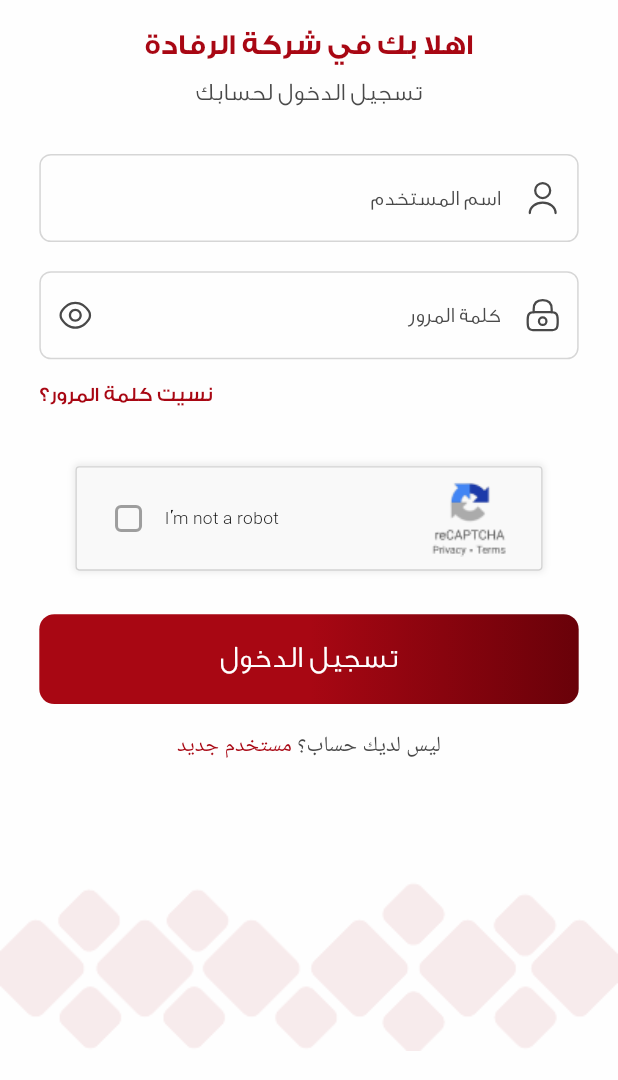
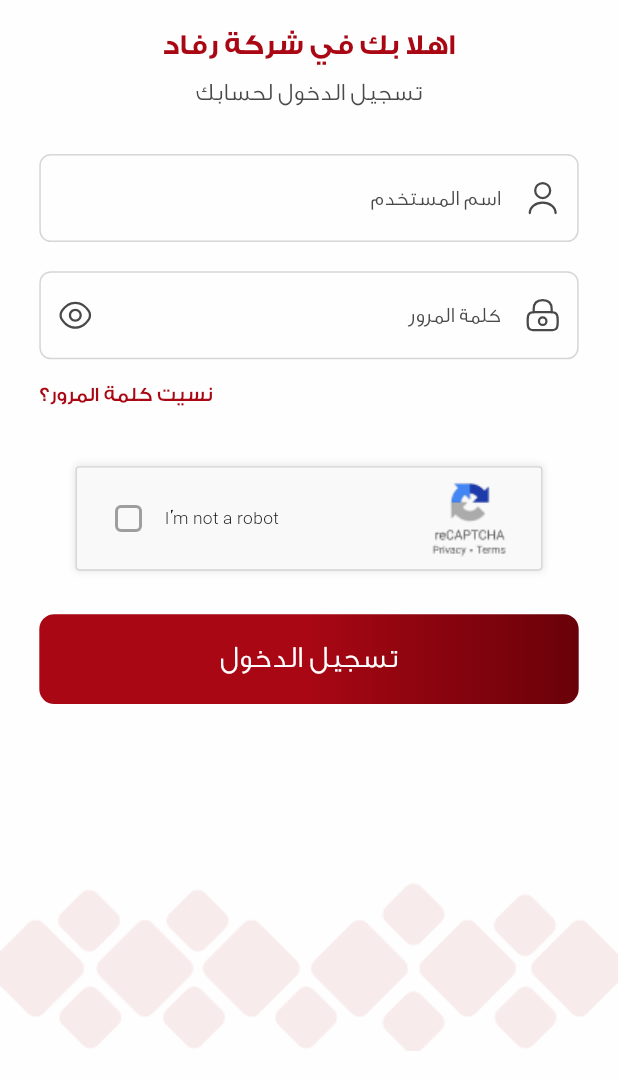
Before and after one commit to AhmadMahdaly/AL-Refadah_App, a Flutter app: the screen it shows after launch, on a phone screen of 412 x 824 dp, the part 156-1236 px from its top. Run offline on Flutter 3.47's test engine with Material 3 defaults, Android fonts, the phone set to English and light mode, and no system bars; our stand-ins replace easy_localization, flutter_screenutil, flutter_svg; missing offline and left inert: flutter_verification_code.

Commit message:
Add login screen components: AppWelcome, ForgetPasswordWidget, and TitleOfWelcomePage; refactor login screen layout and form handling

```diff
--- a/lib/screens/login/login_screen.dart
+++ b/lib/screens/login/login_screen.dart
@@ -1,4 +1,7 @@
 import 'package:alrefadah/screens/confirm_login/confirm_login_screen.dart';
+import 'package:alrefadah/screens/login/widgets/app_welcome_widget.dart';
+import 'package:alrefadah/screens/login/widgets/forget_password_widget.dart';
+import 'package:alrefadah/screens/login/widgets/title_of_welcome_page_widget.dart';
 import 'package:alrefadah/utils/components/custom_button.dart';
 import 'package:alrefadah/utils/components/custom_textformfield.dart';
 import 'package:alrefadah/utils/components/height.dart';
@@ -20,40 +23,35 @@
   bool isShowPassword = true;
   bool isChecked = false;
   bool isLoading = false;
+  final _userNameController = TextEditingController();
+  final _passwordController = TextEditingController();
+  final formKey = GlobalKey<FormState>();
   @override
   Widget build(BuildContext context) {
     return Scaffold(
       body: Padding(
         padding: EdgeInsets.symmetric(horizontal: 25.w),
         child: SingleChildScrollView(
+          child: AutofillGroup(
+            child: Form(
+              key: formKey,
               child: Column(
                 children: [
                   const H(h: 40),
                   Image.asset('assets/images/logo.png', width: 110.w),
                   const H(h: 20),
-              Text(
-                'اهلا بك في شركة الرفادة',
-                textAlign: TextAlign.center,
-                style: TextStyle(
-                  color: kMainColor,
-                  fontSize: 20.sp,
-                  fontWeight: FontWeight.w800,
-                  height: 1.20.h,
-                ),
-              ),
+                  const AppWelcome(),
                   const H(h: 12),
-              Text(
-                'تسجيل الدخول لحسابك',
-                textAlign: TextAlign.center,
-                style: TextStyle(
-                  color: kTextColor,
-                  fontSize: 17.sp,
-                  fontWeight: FontWeight.w300,
-                  height: 1.20.h,
-                ),
-              ),
+                  const TitleOfWelcomePage(),
                   const H(h: 32),
                   CustomTextformfield(
+                    controller: _userNameController,
+                    validator: (value) {
+                      if (value == null || value.isEmpty) {
+                        return 'الرجاء إدخال اسم المستخدم';
+                      }
+                      return null;
+                    },
                     text: 'اسم المستخدم',
                     icon: SvgPicture.asset(
                       'assets/svg/user.svg',
@@ -71,6 +69,13 @@
                   ),
                   const H(h: 20),
                   CustomTextformfield(
+                    controller: _passwordController,
+                    validator: (value) {
+                      if (value == null || value.isEmpty) {
+                        return 'الرجاء إدخال كلمة المرور';
+                      }
+                      return null;
+                    },
                     text: 'كلمة المرور',
                     icon: SvgPicture.asset(
                       'assets/svg/lock.svg',
@@ -104,17 +109,7 @@
                     autofillHints: const [AutofillHints.password],
                   ),
                   const H(h: 14),
-              Align(
-                alignment: Alignment.centerLeft,
-                child: Text(
-                  'نسيت كلمة المرور؟',
-                  style: TextStyle(
-                    color: kMainColor,
-                    fontSize: 14.sp,
-                    fontWeight: FontWeight.w500,
-                  ),
-                ),
-              ),
+                  const ForgetPasswordWidget(),
                   const H(h: 40),
                   Container(
                     width: 297.w,
@@ -173,7 +168,10 @@
                             shape: RoundedRectangleBorder(
                               borderRadius: BorderRadius.circular(4),
                             ),
-                        side: const BorderSide(color: Colors.grey, width: 2),
+                            side: const BorderSide(
+                              color: Colors.grey,
+                              width: 2,
+                            ),
 
                             onChanged: (value) async {
                               setState(() {
@@ -205,38 +203,22 @@
                           ),
                         ),
                   ),
-              const H(h: 20),
-              Text.rich(
-                TextSpan(
-                  children: [
-                    TextSpan(
-                      text: 'ليس لديك حساب؟ ',
-                      style: TextStyle(
-                        color: kTextColor,
-                        fontSize: 15.sp,
-                        fontWeight: FontWeight.w500,
-                        height: 1.20.h,
-                      ),
-                    ),
-                    TextSpan(
-                      text: 'مستخدم جديد',
-                      style: TextStyle(
-                        color: kMainColor,
-                        fontSize: 15.sp,
-                        fontWeight: FontWeight.w500,
-                        height: 1.20.h,
-                      ),
-                    ),
-                  ],
-                ),
-                textAlign: TextAlign.center,
-              ),
+
                   const H(h: 25),
                 ],
               ),
             ),
           ),
-      bottomNavigationBar: EndOfPage(),
+        ),
+      ),
+      bottomNavigationBar: const EndOfPage(),
     );
   }
+
+  @override
+  void dispose() {
+    _userNameController.dispose();
+    _passwordController.dispose();
+    super.dispose();
   }
+}
--- /dev/null
+++ b/lib/screens/login/widgets/app_welcome_widget.dart
@@ -0,0 +1,21 @@
+import 'package:alrefadah/utils/constants/colors_constants.dart';
+import 'package:flutter/material.dart';
+import 'package:flutter_screenutil/flutter_screenutil.dart';
+
+class AppWelcome extends StatelessWidget {
+  const AppWelcome({super.key});
+
+  @override
+  Widget build(BuildContext context) {
+    return Text(
+      'اهلا بك في شركة رفاد',
+      textAlign: TextAlign.center,
+      style: TextStyle(
+        color: kMainColor,
+        fontSize: 20.sp,
+        fontWeight: FontWeight.w800,
+        height: 1.20.h,
+      ),
+    );
+  }
+}
--- /dev/null
+++ b/lib/screens/login/widgets/forget_password_widget.dart
@@ -0,0 +1,22 @@
+import 'package:alrefadah/utils/constants/colors_constants.dart';
+import 'package:flutter/material.dart';
+import 'package:flutter_screenutil/flutter_screenutil.dart';
+
+class ForgetPasswordWidget extends StatelessWidget {
+  const ForgetPasswordWidget({super.key});
+
+  @override
+  Widget build(BuildContext context) {
+    return Align(
+      alignment: Alignment.centerLeft,
+      child: Text(
+        'نسيت كلمة المرور؟',
+        style: TextStyle(
+          color: kMainColor,
+          fontSize: 14.sp,
+          fontWeight: FontWeight.w500,
+        ),
+      ),
+    );
+  }
+}
--- /dev/null
+++ b/lib/screens/login/widgets/title_of_welcome_page_widget.dart
@@ -0,0 +1,21 @@
+import 'package:alrefadah/utils/constants/colors_constants.dart';
+import 'package:flutter/material.dart';
+import 'package:flutter_screenutil/flutter_screenutil.dart';
+
+class TitleOfWelcomePage extends StatelessWidget {
+  const TitleOfWelcomePage({super.key});
+
+  @override
+  Widget build(BuildContext context) {
+    return Text(
+      'تسجيل الدخول لحسابك',
+      textAlign: TextAlign.center,
+      style: TextStyle(
+        color: kTextColor,
+        fontSize: 17.sp,
+        fontWeight: FontWeight.w300,
+        height: 1.20.h,
+      ),
+    );
+  }
+}
```
Lines whose indentation alone changed are shown as unchanged.
